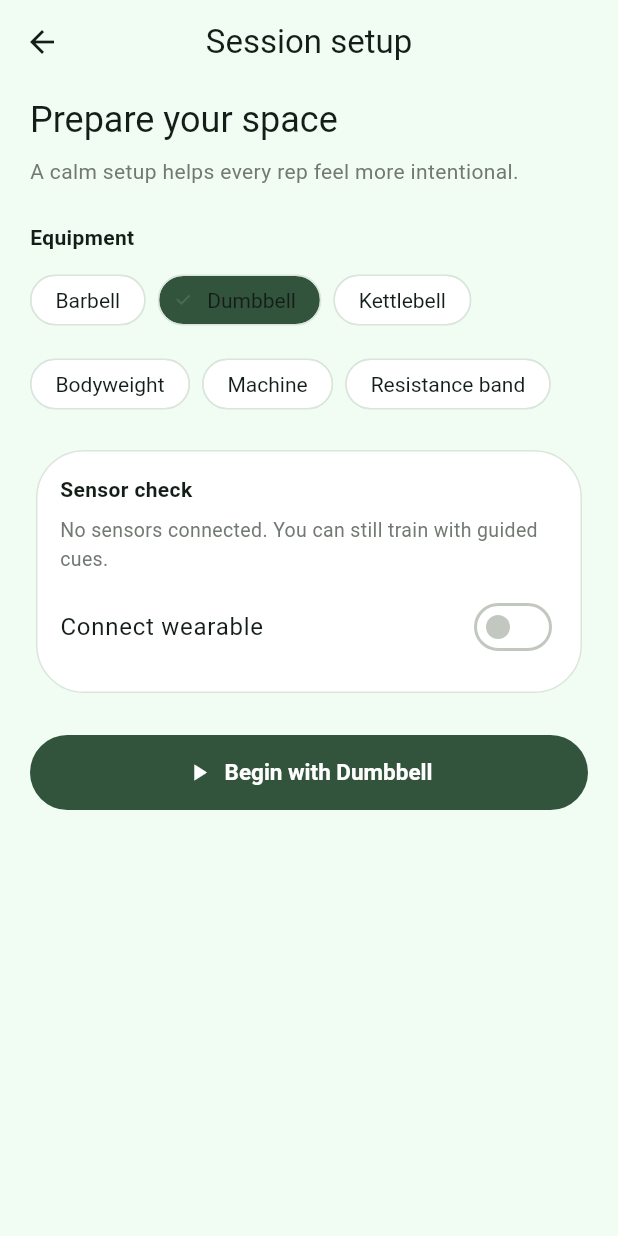
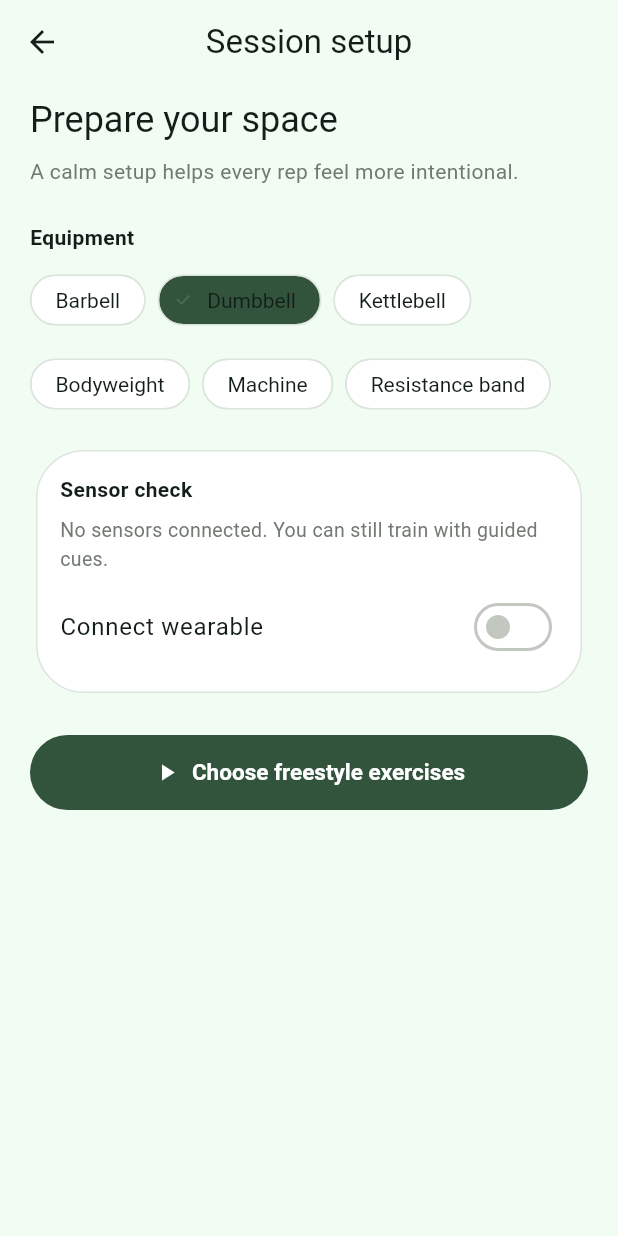
Before and after one commit to amenallah-salem/tester_github_starter12395847, a Flutter app: the WorkoutSetupPage screen opened by its route, on a phone screen of 412 x 824 dp. Run offline on Flutter 3.47's test engine with Material 3 defaults, Android fonts, the phone set to English and light mode, and no system bars; our stand-ins replace connectivity_plus, drift, flutter_riverpod, go_router, shared_preferences; accounts and stored records are empty; generated files the repository leaves out were written again; network calls fail; Roboto replaces fonts that are missing (Plus Jakarta Sans).

Commit message:
workouts: support freestyle sessions
Co-authored-by: Copilot <223556219+Copilot@users.noreply.github.com>

```diff
--- a/frontend/lib/core/router/app_router.dart
+++ b/frontend/lib/core/router/app_router.dart
@@ -5,6 +5,7 @@ import 'package:go_router/go_router.dart';
 import 'package:gym_app/features/home/presentation/home_page.dart';
 import 'package:gym_app/features/onboarding/presentation/onboarding_page.dart';
 import 'package:gym_app/features/plan/presentation/plan_page.dart';
+import 'package:gym_app/features/plan/domain/plan_contract.dart';
 import 'package:gym_app/features/plan_runner/presentation/plan_runner_page.dart';
 import 'package:gym_app/features/exercise_library/presentation/exercise_detail_page.dart';
 import 'package:gym_app/features/exercise_library/presentation/muscle_filter_bar.dart';
@@ -20,6 +21,7 @@ import 'package:gym_app/features/auth/presentation/sign_in_page.dart';
 import 'package:gym_app/features/recovery/presentation/recovery_page.dart';
 import 'package:gym_app/features/recovery/presentation/breathwork_page.dart';
 import 'package:gym_app/features/plan_runner/presentation/workout_setup_page.dart';
+import 'package:gym_app/features/plan_runner/presentation/freestyle_page.dart';
 import 'package:gym_app/features/biomechanics/presentation/form_vault_page.dart';
 import 'package:gym_app/features/biomechanics/presentation/replay_3d_page.dart';
 import 'package:gym_app/features/coach/presentation/coach_page.dart';
@@ -91,6 +93,18 @@ final appRouterProvider = Provider<GoRouter>((ref) {
           scheduledDate: state.uri.queryParameters['date'] == null
               ? null
               : DateTime.tryParse(state.uri.queryParameters['date']!),
+          initialExercises: state.extra is List<PlanExercise>
+              ? (state.extra! as List<PlanExercise>)
+              : null,
+        ),
+      ),
+      GoRoute(
+        path: '/freestyle',
+        builder: (context, state) => FreestylePage(
+          onStart: (exercises) => context.push(
+            '/run',
+            extra: exercises,
+          ),
         ),
       ),
       GoRoute(
--- a/frontend/lib/features/plan_runner/presentation/workout_setup_page.dart
+++ b/frontend/lib/features/plan_runner/presentation/workout_setup_page.dart
@@ -20,8 +20,7 @@ class _WorkoutSetupPageState extends State<WorkoutSetupPage> {
       appBar: AppBar(
         title: const Text('Session setup'),
         leading: IconButton(
-          onPressed: () =>
-              context.canPop() ? context.pop() : context.go('/'),
+          onPressed: () => context.canPop() ? context.pop() : context.go('/'),
           icon: const Icon(Icons.arrow_back),
         ),
       ),
@@ -96,9 +95,9 @@ class _WorkoutSetupPageState extends State<WorkoutSetupPage> {
           SizedBox(
             width: double.infinity,
             child: FilledButton.icon(
-              onPressed: () => context.push('/run'),
+              onPressed: () => context.push('/freestyle'),
               icon: const Icon(Icons.play_arrow),
-              label: Text('Begin with $_equipment'),
+              label: const Text('Choose freestyle exercises'),
             ),
           ),
         ],
--- a/progress.txt
+++ b/progress.txt
@@ -34,6 +34,9 @@
   - backend: authenticated FavoriteExercise relation, scoped list/create/delete API, and ownership validation
   - frontend: star toggle in the exercise explorer with favorites sorted first
   - tested: all 25 backend tests, Flutter analyzer, Flutter web build
-[TODO] 2.3 Freestyle sessions
+[DONE] 2.3 Freestyle sessions
+  - frontend: freestyle picker starts the runner with ad hoc library exercises
+  - frontend: runner reuses last-set lookup to prefill each selected exercise
+  - tested: Flutter web build
 [TODO] 2.4 Screen-stays-awake during a workout
 [TODO] 2.5 Timed exercises
```
Also changed, not shown: frontend/lib/features/plan_runner/presentation/freestyle_page.dart (added, +87 -0 lines), frontend/lib/features/plan_runner/presentation/plan_runner_page.dart (+7 -4 lines).
